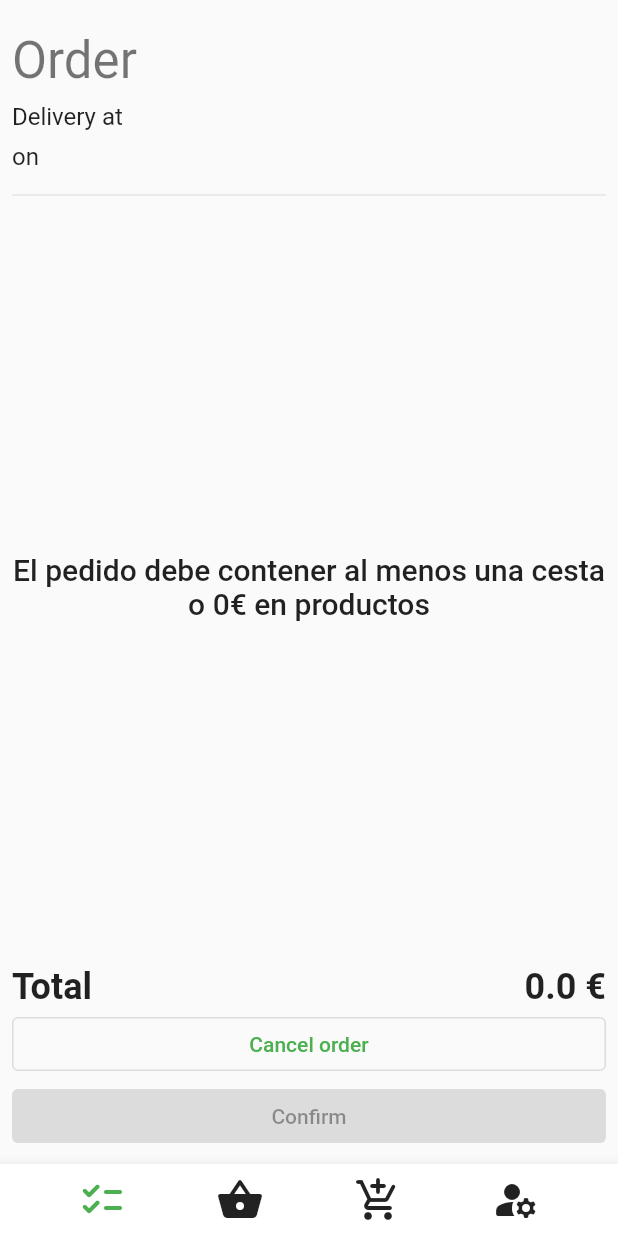
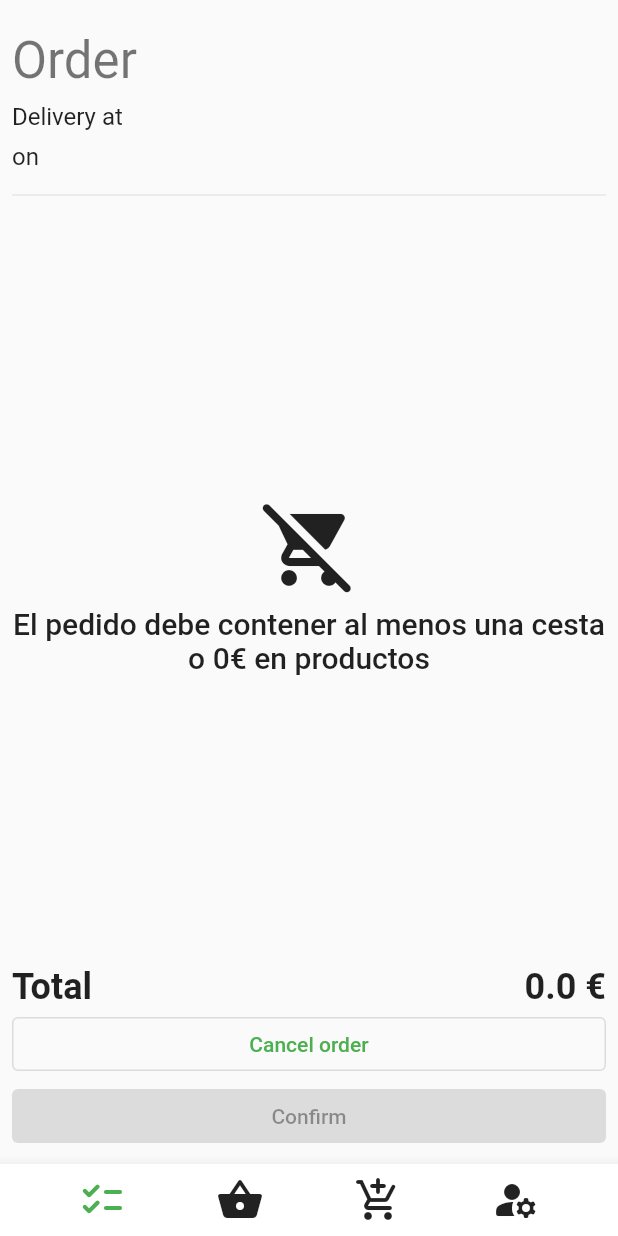
Before and after one commit to yeniel/ecosecha_flutter, a Flutter app: the HomeView screen opened directly, on a phone screen of 412 x 824 dp. Run offline on Flutter 3.47's test engine with Material 2 defaults, Android fonts, the light colour scheme and no system bars; drawn by our look-alikes of auto_size_text; our stand-ins replace bloc, cached_network_image, equatable, flutter_bloc, font_awesome_flutter, formz and 3 more; accounts and stored records are empty; generated files the repository leaves out were written again; project files that could hold a hidden picture were left out.

Commit message:
Modify order

```diff
--- a/data/lib/repositories/order_repository.dart
+++ b/data/lib/repositories/order_repository.dart
@@ -12,8 +12,6 @@ class OrderRepository {
     required this.cacheDataSource,
   }) {
     _getOrderInCache().then((orderInCache) {
-      _orderInCache = orderInCache;
-
       if (orderInCache.products.isNotEmpty) {
         _orderStreamController.add(orderInCache);
       } else {
@@ -34,12 +32,14 @@ class OrderRepository {
 
   bool get isConfirmed {
     Order orderInApi = _getOrderInApi();
+    var confirmed = true;
+    var orderInCache = _orderInCache;
 
-    if (_orderInCache == null) {
-      return true;
-    } else {
-      return orderInApi != _orderInCache;
+    if (orderInCache != null && orderInCache.products.isNotEmpty) {
+      confirmed = orderInApi == _orderInCache;
     }
+
+    return confirmed;
   }
 
   List<Order>? get orderHistory {
@@ -102,7 +102,11 @@ class OrderRepository {
       return OrderProduct(product: product, quantity: cacheProduct.quantity);
     }).toList();
 
-    return _getOrderInApi().copyWith(newProducts: orderProducts);
+    var orderInCache = _getOrderInApi().copyWith(newProducts: orderProducts);
+
+    _orderInCache = orderInCache;
+
+    return orderInCache;
   }
 
   void _emitOrder() {
--- a/lib/presentation/order/bloc/order_bloc.dart
+++ b/lib/presentation/order/bloc/order_bloc.dart
@@ -34,12 +34,12 @@ class OrderBloc extends Bloc<OrderEvent, OrderState> {
       _orderRepository.order,
       onData: (order) {
         var confirmed = _orderRepository.isConfirmed;
-        var totalPrice = _calculateTotalPrice(order);
+        var totalAmount = _calculateTotalAmount(order);
         var company = _companyRepository.company;
 
         return state.copyWith(
           order: order,
-          totalPrice: totalPrice,
+          totalAmount: totalAmount,
           confirmed: confirmed,
           minimumAmount: company?.minimumAmount,
         );
@@ -48,14 +48,16 @@ class OrderBloc extends Bloc<OrderEvent, OrderState> {
     );
   }
 
-  double _calculateTotalPrice(Order order) {
-    var totalPrice = order.products.map((product) {
+  double _calculateTotalAmount(Order order) {
+    var productAmountList = order.products.map((product) {
       return product.quantity * product.product.price;
-    }).reduce((value, element) => value + element);
+    });
 
-    var totalPriceRounded = double.parse(totalPrice.toStringAsFixed(2));
+    var totalAmount = productAmountList.isEmpty ? 0 : productAmountList.reduce((value, element) => value + element);
 
-    return totalPriceRounded;
+    var totalAmountRounded = double.parse(totalAmount.toStringAsFixed(2));
+
+    return totalAmountRounded;
   }
 
   Future<void> _onAddProduct(AddProductEvent event, Emitter<OrderState> emit) async {
--- a/lib/presentation/order/bloc/order_state.dart
+++ b/lib/presentation/order/bloc/order_state.dart
@@ -1,22 +1,22 @@
 part of 'order_bloc.dart';
 
 class OrderState extends Equatable {
-  OrderState({this.order = Order.empty, this.totalPrice = 0.0, this.confirmed = true, this.minimumAmount = 0});
+  OrderState({this.order = Order.empty, this.totalAmount = 0.0, this.confirmed = true, this.minimumAmount = 0});
 
   final Order order;
-  final double totalPrice;
+  final double totalAmount;
   final bool confirmed;
   final int minimumAmount;
 
-  OrderState copyWith({order, totalPrice, confirmed, minimumAmount}) {
+  OrderState copyWith({order, totalAmount, confirmed, minimumAmount}) {
     return OrderState(
       order: order ?? this.order,
-      totalPrice: totalPrice ?? this.totalPrice,
+      totalAmount: totalAmount ?? this.totalAmount,
       confirmed: confirmed ?? this.confirmed,
       minimumAmount: minimumAmount ?? this.minimumAmount,
     );
   }
 
   @override
-  List<Object> get props => [order, totalPrice, confirmed, minimumAmount];
+  List<Object> get props => [order, totalAmount, confirmed, minimumAmount];
 }
--- a/lib/presentation/order/view/order_page.dart
+++ b/lib/presentation/order/view/order_page.dart
@@ -67,7 +67,7 @@ class OrderView extends StatelessWidget {
                     minimumAmount: state.minimumAmount,
                   ),
                 ),
-                TotalPrice(totalPrice: state.totalPrice),
+                TotalAmount(totalAmount: state.totalAmount),
                 OrderActionButtons(state: state),
               ],
             ),
@@ -90,12 +90,17 @@ class OrderProductsWidget extends StatelessWidget {
     var textTheme = Theme.of(context).textTheme;
 
     if (products.isEmpty) {
-      return Center(
-        child: Text(
-          S.minimum_amount(minimumAmount),
-          style: textTheme.headline6,
-          textAlign: TextAlign.center,
-        ),
+      return Column(
+        mainAxisAlignment: MainAxisAlignment.center,
+        children: [
+          const Icon(Icons.remove_shopping_cart_rounded, size: 64),
+          const SizedBox(height: 8),
+          Text(
+            S.minimum_amount(minimumAmount),
+            style: textTheme.headline6,
+            textAlign: TextAlign.center,
+          ),
+        ],
       );
     }
     return ListView.builder(
@@ -174,10 +179,10 @@ class OrderProductWidget extends StatelessWidget {
   }
 }
 
-class TotalPrice extends StatelessWidget {
-  const TotalPrice({Key? key, required this.totalPrice}) : super(key: key);
+class TotalAmount extends StatelessWidget {
+  const TotalAmount({Key? key, required this.totalAmount}) : super(key: key);
 
-  final double totalPrice;
+  final double totalAmount;
 
   @override
   Widget build(BuildContext context) {
@@ -189,7 +194,7 @@ class TotalPrice extends StatelessWidget {
       children: [
         Text(S.total.capitalizeSentence, style: textTheme.headline5?.copyWith(fontWeight: FontWeight.bold)),
         const Spacer(),
-        Text('${totalPrice.toString()} €', style: textTheme.headline5?.copyWith(fontWeight: FontWeight.bold))
+        Text('${totalAmount.toString()} €', style: textTheme.headline5?.copyWith(fontWeight: FontWeight.bold))
       ],
     );
   }
@@ -204,7 +209,7 @@ class OrderActionButtons extends StatelessWidget {
   Widget build(BuildContext context) {
     var S = AppLocalizations.of(context)!;
     var bloc = context.read<OrderBloc>();
-    var confirmButtonEnabled = !state.confirmed && state.order.products.isNotEmpty;
+    var confirmButtonEnabled = !state.confirmed;
 
     return Column(
       crossAxisAlignment: CrossAxisAlignment.stretch,
```
Also changed, not shown: lib/presentation/widgets/product_grid_view.dart (+8 -3 lines), 1 other file.
